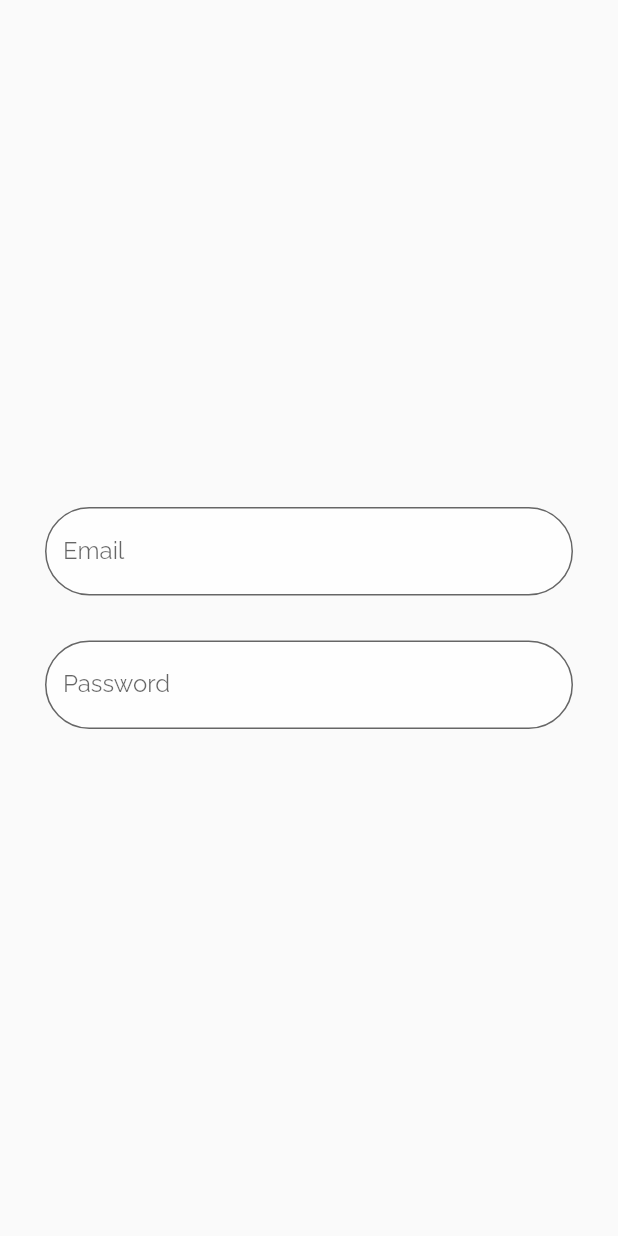
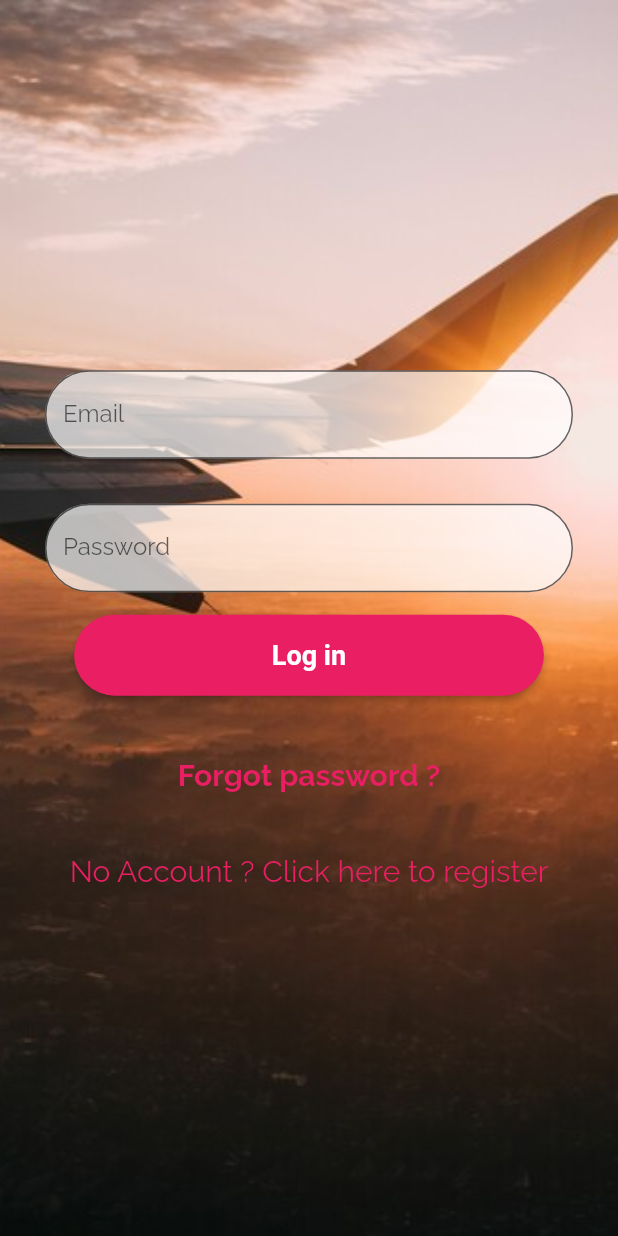
Before and after one commit to NafimAhmed/Nag_Air, a Flutter app: the screen it shows after launch, on a phone screen of 412 x 824 dp. Run offline on Flutter 3.47's test engine with Material 2 defaults, Android fonts, the phone set to English and light mode, and no system bars; our stand-ins replace google_fonts, sizer.

Commit message:
Nafim login page done 16/04/2023

```diff
--- a/lib/login_page.dart
+++ b/lib/login_page.dart
@@ -3,6 +3,7 @@
 import 'package:flutter/cupertino.dart';
 import 'package:flutter/material.dart';
 import 'package:google_fonts/google_fonts.dart';
+import 'package:sizer/sizer.dart';
 
 class LoginPage extends StatelessWidget
 {
@@ -13,7 +14,18 @@ class LoginPage extends StatelessWidget
   Widget build(BuildContext context) {
     // TODO: implement build
     return Scaffold(
-      body: Column(
+      body: Container(
+
+
+        decoration: BoxDecoration(
+
+          image: DecorationImage(
+            image: AssetImage("assets/window_view.jpg"),
+            fit: BoxFit.cover
+          )
+
+        ),
+        child: Column(
           mainAxisAlignment: MainAxisAlignment.center,
           crossAxisAlignment: CrossAxisAlignment.center,
           children: [
@@ -88,11 +100,96 @@ class LoginPage extends StatelessWidget
 
 
 
+            ElevatedButton(
+              onPressed: () {
+
+               // Navigator.pop(context);
+
+                // Navigator.push(
+                //     context,
+                //     MaterialPageRoute(
+                //         builder: (context) =>
+                //             BottomBar()));
+
+                // Get.to(BottomBar(),
+                //     duration: Duration(milliseconds: 500), //duration of transitions, default 1 sec
+                //     transition: Transition.rightToLeft );
 
 
 
 
+              },
+              style: ElevatedButton.styleFrom(
+                padding: EdgeInsets.symmetric(
+                    horizontal: 32.w, vertical: 2.h),
+                backgroundColor: Colors.pink,
+                shape: StadiumBorder(),
+              ),
+              child: Text(
+                "Log in",
+                style: TextStyle(color: Colors.white, fontSize: 18,
+                    fontWeight: FontWeight.bold
+                ),
+              ),
+            ),
+
+
+            SizedBox(height: 5.h,),
+
+
+
+
+
+
+
+
+
+
+            InkWell(
+              onTap: (){
+
+              },
+              child:  Text("Forgot password ?",
+                style: GoogleFonts.raleway(
+                    fontWeight: FontWeight.bold,
+                    fontSize: 20,
+                    color: Colors.pink
+                ),
+              ),
+            ),
+
+
+            SizedBox(height: 5.h,),
+
+
+
+
+            InkWell(
+              onTap: (){
+
+
+                // Navigator.push(
+                //     context,
+                //     MaterialPageRoute(
+                //         builder: (context) =>
+                //             RegistrationScreen()));
+
+                // Get.to(RegistrationScreen());
+
+
+              },
+              child:  Text("No Account ? Click here to register",
+                style: GoogleFonts.raleway(
+
+                    fontSize: 20,
+                    color: Colors.pink
+                ),
+              ),
+            )
+
+
           ],
+        ),
       ),
     );
   }
--- a/lib/main.dart
+++ b/lib/main.dart
@@ -1,5 +1,6 @@
 import 'package:flutter/material.dart';
 import 'package:new_nagair/login_page.dart';
+import 'package:sizer/sizer.dart';
 
 void main() {
   runApp(const MyApp());
@@ -11,6 +12,7 @@ class MyApp extends StatelessWidget {
   // This widget is the root of your application.
   @override
   Widget build(BuildContext context) {
+    return Sizer(builder: (context, orientation, deviceType){
       return MaterialApp(
         title: 'Flutter Demo',
         theme: ThemeData(
@@ -27,5 +29,6 @@ class MyApp extends StatelessWidget {
         ),
         home:  LoginPage(),
       );
+    });
   }
 }
--- a/pubspec.yaml
+++ b/pubspec.yaml
@@ -28,6 +28,7 @@ environment:
 # the latest version available on pub.dev. To see which dependencies have newer
 # versions available, run `flutter pub outdated`.
 dependencies:
+  sizer: ^2.0.15
   google_fonts: ^3.0.1
   flutter:
     sdk: flutter
@@ -60,7 +61,8 @@ flutter:
   uses-material-design: true
 
   # To add assets to your application, add an assets section, like this:
-  # assets:
+  assets:
+    - assets/
   #   - images/a_dot_burr.jpeg
   #   - images/a_dot_ham.jpeg
 
```
Also changed, not shown: assets/window_view.jpg (added), pubspec.lock. Lines whose indentation alone changed are shown as unchanged.
